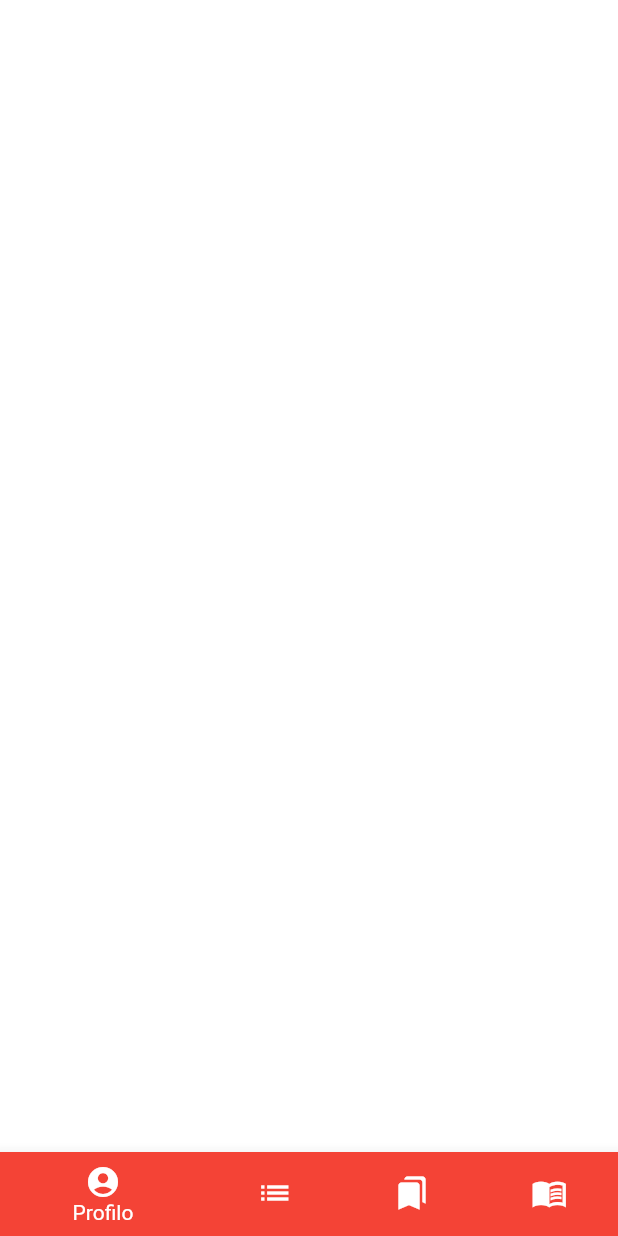
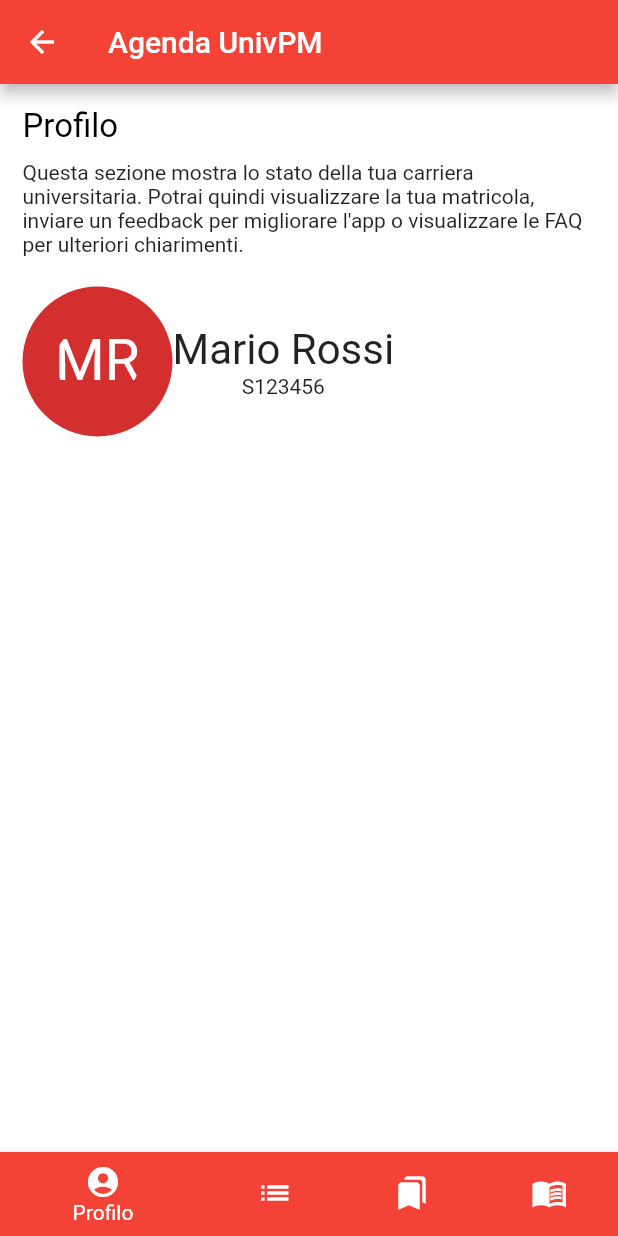
Before and after one commit to federicobenedetti/AgendaUnivPM-flutter, a Flutter app: the UserProfile screen opened by its route, on a phone screen of 412 x 824 dp. Run offline on Flutter 3.47's test engine with Material 2 defaults, Android fonts, the phone set to English and light mode, and no system bars.

Commit message:
Finish UI for: Login page, init user profile

```diff
--- a/lib/screens/login.dart
+++ b/lib/screens/login.dart
@@ -1,3 +1,4 @@
+import 'package:agendaunivpm_f/screens/userprofile.dart';
 import 'package:flutter/cupertino.dart';
 import 'package:flutter/material.dart';
 
@@ -14,7 +15,9 @@ class _LoginState extends State<Login> {
       appBar: AppBar(
         title: Text("Agenda UnivPM"),
       ),
-        body: Center(
+        body: Padding(
+          padding: EdgeInsets.all(15.0),
+          child: Center(
               child: ColoredBox(
                   color: Colors.white,
                   child: Column(
@@ -35,7 +38,9 @@ class _LoginState extends State<Login> {
                       ),
                       SizedBox(height: 50),
                       ElevatedButton.icon(
-                        onPressed: () {},
+                          onPressed: () {
+                            Navigator.pushReplacementNamed(context, '/userprofile');
+                          },
                           icon: Icon(Icons.android),
                           label: Text("Accedi")
                       ),
@@ -52,6 +57,7 @@ class _LoginState extends State<Login> {
                     ],
                   )
               )
+          ),
         )
     ); // Scaffold
   }
--- a/lib/screens/userprofile.dart
+++ b/lib/screens/userprofile.dart
@@ -13,12 +13,76 @@ class _UserProfileState extends State<UserProfile> {
   @override
   Widget build(BuildContext context) {
     return Scaffold(
+      appBar: AppBar(
+        title: Text("Agenda UnivPM"),
+      ),
+      body: Padding(
+        padding: EdgeInsets.all(15.0),
+        child: Column(
+          children: <Widget>[
+            SizedBox(
+              width: double.infinity,
+              child: Container(
+                child: Text(
+                  "Profilo",
+                  textAlign: TextAlign.left,
+                    style:
+                    TextStyle(
+                        fontSize: 22,
+                        color: Colors.black
+                    )
+                ),
+              ),
+            ),
+            SizedBox(height: 10),
+            Text(
+              "Questa sezione mostra lo stato della tua carriera universitaria. Potrai quindi visualizzare la tua matricola, inviare un feedback per migliorare l'app o visualizzare le FAQ per ulteriori chiarimenti."
+            ),
+            SizedBox(height: 20),
+            Align(
+              alignment: Alignment.centerLeft,
+              child: Container(
+                child: Row(
+                  children: <Widget>[
+                    CircleAvatar(
+                      radius: 50.0,
+                      child: ClipRRect(
+                        child: Text("MR",
+                            style:
+                            TextStyle(
+                                fontSize: 38
+                            )),
+                        borderRadius: BorderRadius.circular(50.0),
+                      ),
+                    ),
+                    Column(
+                      children: <Widget>[
+                        Text("Mario Rossi",
+                            textAlign: TextAlign.left,
+                            style:
+                            TextStyle(
+                                fontSize: 28
+                            ),
+                        ),
+                        Text("S123456",
+                          textAlign: TextAlign.left,
+                        )
+                      ],
+                    )
+
+                  ]
+                )
+              ),
+            ),
+          ],
+        ),
+      ),
       bottomNavigationBar: BottomNavigationBar(
           items: const <BottomNavigationBarItem>[
             BottomNavigationBarItem(
                 icon: Icon(Icons.account_circle),
                 label: 'Profilo',
-                backgroundColor: Colors.red
+                backgroundColor: Colors.red,
             ),
             BottomNavigationBarItem(
                 icon: Icon(Icons.list),
@@ -36,7 +100,7 @@ class _UserProfileState extends State<UserProfile> {
                 backgroundColor: Colors.red
             )
           ],
-          currentIndex: 0
+          currentIndex: 0,
       ),
     ); // Scaffold
   }
```
Lines whose indentation alone changed are shown as unchanged.
